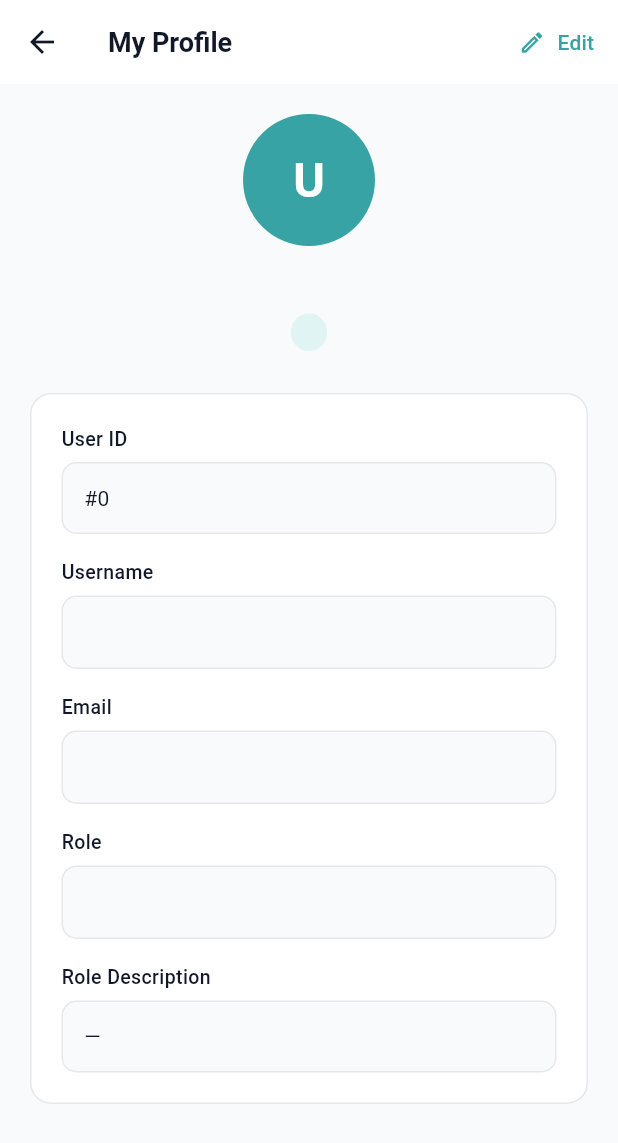
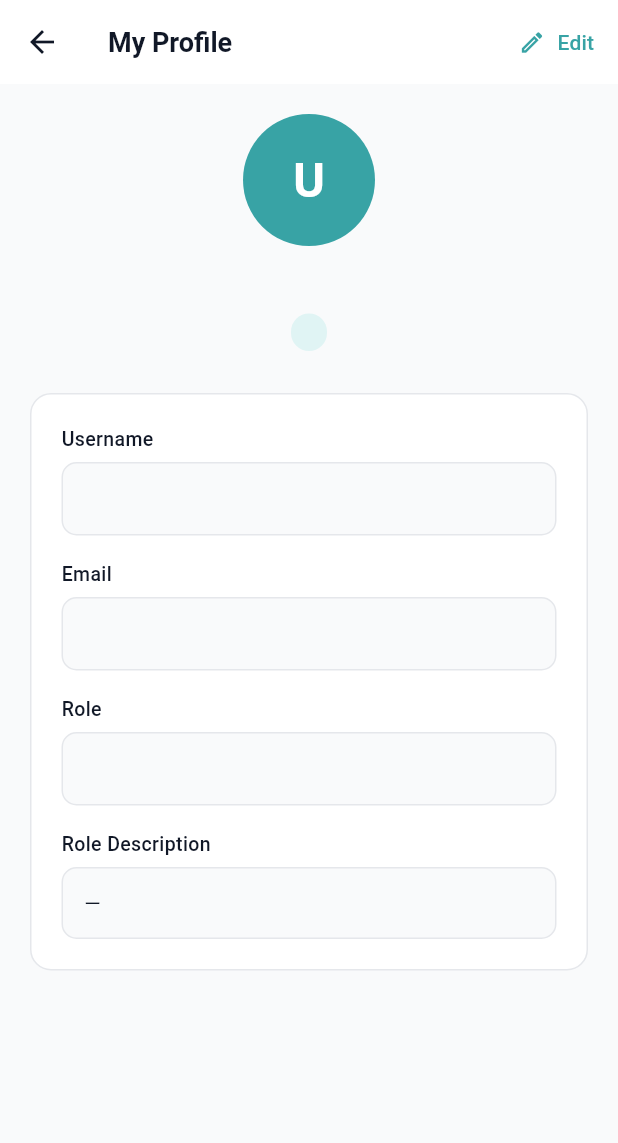
Before and after one commit to Pathum-Vimukthi-Kumara/Arogya-Mobile-Application, a Flutter app: the ProfileScreen screen opened directly with empty values, on a phone screen of 412 x 824 dp. Shown: the top 1143 px of the screen. Run offline on Flutter 3.47's test engine with Material 3 defaults, Android fonts, the phone set to English and light mode, and no system bars; our stand-ins replace shared_preferences; accounts and stored records are empty.

Commit message:
remove the id field from profile screen and update screen

```diff
--- a/arogya_moblie_app/lib/screens/profile_screen.dart
+++ b/arogya_moblie_app/lib/screens/profile_screen.dart
@@ -158,9 +158,6 @@ class _ProfileScreenState extends State<ProfileScreen> {
                 child: Column(
                   crossAxisAlignment: CrossAxisAlignment.start,
                   children: [
-                    const _FieldLabel('User ID'),
-                    _ReadOnlyField('#${user.id}'),
-                    const SizedBox(height: 16),
                     const _FieldLabel('Username'),
                     _editing
                         ? TextFormField(
```
Also changed, not shown: arogya_moblie_app/pubspec.lock, 1 other file.
